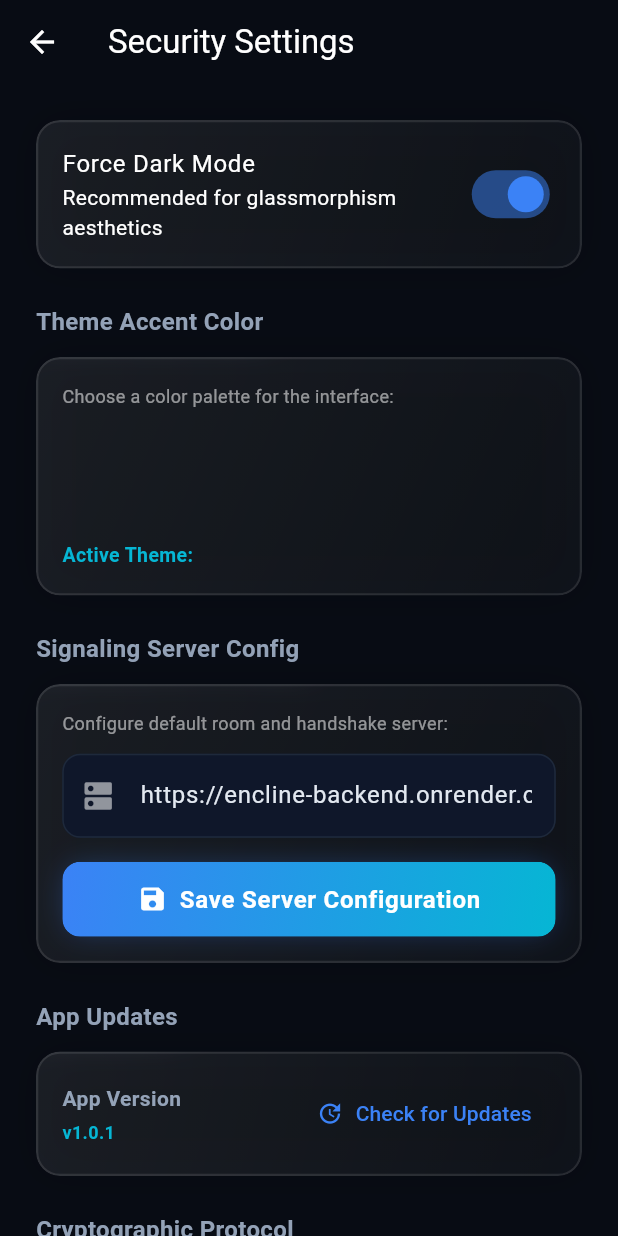
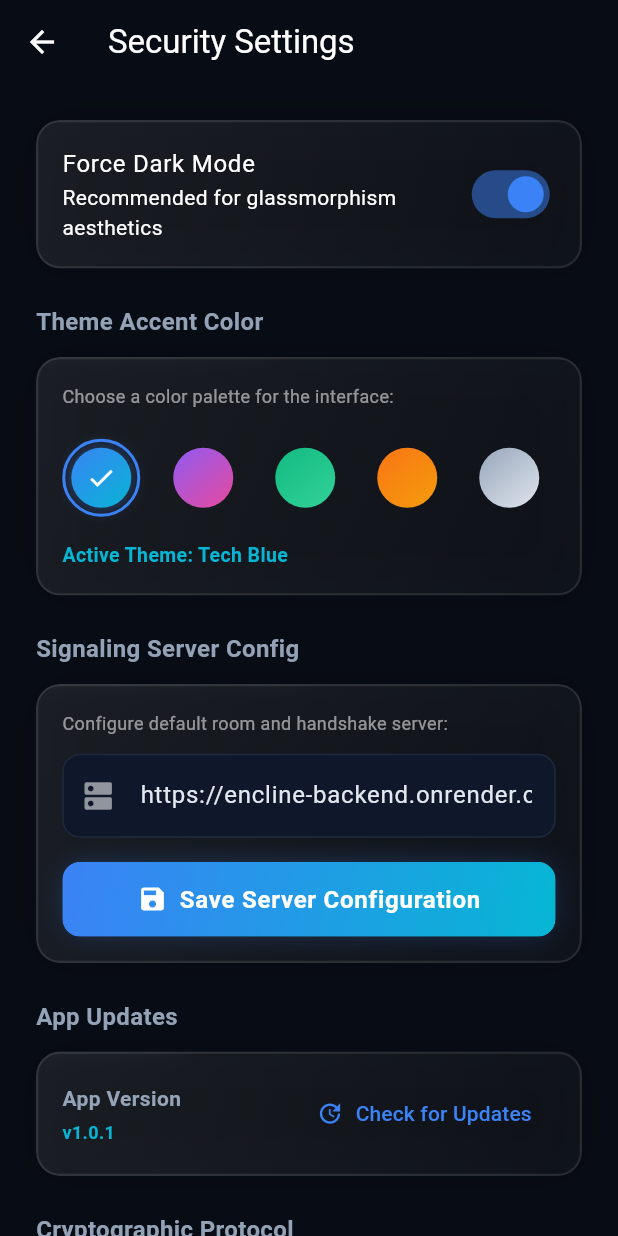
Before and after one commit to sunny200551/Encline, a Flutter app: the screen it shows after launch, after a tap on "Skip", after a tap on the "settings" icon, on a phone screen of 412 x 824 dp. Run offline on Flutter 3.47's test engine with Material 3 defaults, Android fonts, the phone set to English and light mode, and no system bars; our stand-ins replace permission_handler, qr_flutter, shared_preferences, socket_io_client; missing offline and left inert: cryptography, flutter_webrtc, mobile_scanner; network calls fail.

Commit message:
Fix compile-time const evaluation errors in splash screen and gradient button

```diff
--- a/frontend/lib/core/constants.dart
+++ b/frontend/lib/core/constants.dart
@@ -1,47 +1,139 @@
 import 'package:flutter/material.dart';
 
+class ThemePalette {
+  final String name;
+  final String displayName;
+  final Color background;
+  final Color surface;
+  final Color surfaceLight;
+  final Color primary;
+  final Color secondary;
+  final Color accent;
+
+  const ThemePalette({
+    required this.name,
+    required this.displayName,
+    required this.background,
+    required this.surface,
+    required this.surfaceLight,
+    required this.primary,
+    required this.secondary,
+    required this.accent,
+  });
+}
+
+class AppPalettes {
+  static const ThemePalette techBlue = ThemePalette(
+    name: 'techBlue',
+    displayName: 'Tech Blue',
+    background: Color(0xFF080C14),
+    surface: Color(0xFF0F172A),
+    surfaceLight: Color(0xFF1E293B),
+    primary: Color(0xFF3B82F6),
+    secondary: Color(0xFF06B6D4),
+    accent: Color(0xFF8B5CF6),
+  );
+
+  static const ThemePalette nebulaPurple = ThemePalette(
+    name: 'nebulaPurple',
+    displayName: 'Nebula Purple',
+    background: Color(0xFF0C0714),
+    surface: Color(0xFF180F2A),
+    surfaceLight: Color(0xFF291E3B),
+    primary: Color(0xFF8B5CF6),
+    secondary: Color(0xFFEC4899),
+    accent: Color(0xFF3B82F6),
+  );
+
+  static const ThemePalette emeraldMatrix = ThemePalette(
+    name: 'emeraldMatrix',
+    displayName: 'Emerald Matrix',
+    background: Color(0xFF050805),
+    surface: Color(0xFF0B140B),
+    surfaceLight: Color(0xFF172617),
+    primary: Color(0xFF10B981),
+    secondary: Color(0xFF34D399),
+    accent: Color(0xFF3B82F6),
+  );
+
+  static const ThemePalette sunsetOrange = ThemePalette(
+    name: 'sunsetOrange',
+    displayName: 'Sunset Orange',
+    background: Color(0xFF0F0B07),
+    surface: Color(0xFF1C130B),
+    surfaceLight: Color(0xFF2E2014),
+    primary: Color(0xFFF97316),
+    secondary: Color(0xFFF59E0B),
+    accent: Color(0xFFEF4444),
+  );
+
+  static const ThemePalette stealthObsidian = ThemePalette(
+    name: 'stealthObsidian',
+    displayName: 'Stealth Obsidian',
+    background: Color(0xFF0A0A0A),
+    surface: Color(0xFF171717),
+    surfaceLight: Color(0xFF262626),
+    primary: Color(0xFF94A3B8),
+    secondary: Color(0xFFE2E8F0),
+    accent: Color(0xFF64748B),
+  );
+
+  static const List<ThemePalette> all = [
+    techBlue,
+    nebulaPurple,
+    emeraldMatrix,
+    sunsetOrange,
+    stealthObsidian,
+  ];
+
+  static ThemePalette getByName(String name) {
+    return all.firstWhere((p) => p.name == name, orElse: () => techBlue);
+  }
+}
+
 class AppColors {
-  // Deep space dark theme colors
-  static const Color background = Color(0xFF080C14);
-  static const Color surface = Color(0xFF0F172A);
-  static const Color surfaceLight = Color(0xFF1E293B);
+  // Current values (mutated dynamically by ThemeController)
+  static Color background = AppPalettes.techBlue.background;
+  static Color surface = AppPalettes.techBlue.surface;
+  static Color surfaceLight = AppPalettes.techBlue.surfaceLight;
 
-  // Vibrant accents
-  static const Color primary = Color(0xFF3B82F6); // Tech Blue
-  static const Color secondary = Color(0xFF06B6D4); // Cyber Cyan
-  static const Color accent = Color(0xFF8B5CF6); // Nebula Purple
-  static const Color success = Color(0xFF10B981); // Emerald Green
-  static const Color warning = Color(0xFFF59E0B); // Warning Gold
-  static const Color error = Color(0xFFEF4444); // Neon Red
+  static Color primary = AppPalettes.techBlue.primary;
+  static Color secondary = AppPalettes.techBlue.secondary;
+  static Color accent = AppPalettes.techBlue.accent;
+
+  // Static constants (stay same across themes)
+  static const Color success = Color(0xFF10B981);      // Emerald Green
+  static const Color warning = Color(0xFFF59E0B);      // Warning Gold
+  static const Color error = Color(0xFFEF4444);        // Neon Red
 
   // Gradients
-  static const LinearGradient primaryGradient = LinearGradient(
+  static LinearGradient get primaryGradient => LinearGradient(
     colors: [primary, secondary],
     begin: Alignment.topLeft,
     end: Alignment.bottomRight,
   );
 
-  static const LinearGradient accentGradient = LinearGradient(
+  static LinearGradient get accentGradient => LinearGradient(
     colors: [accent, primary],
     begin: Alignment.topLeft,
     end: Alignment.bottomRight,
   );
 
-  static const LinearGradient warningGradient = LinearGradient(
+  static LinearGradient get warningGradient => LinearGradient(
     colors: [warning, error],
     begin: Alignment.topLeft,
     end: Alignment.bottomRight,
   );
 
-  static const LinearGradient darkCardGradient = LinearGradient(
-    colors: [Color(0x1F3B82F6), Color(0x0506B6D4)],
+  static LinearGradient get darkCardGradient => LinearGradient(
+    colors: [primary.withValues(alpha: 0.12), secondary.withValues(alpha: 0.02)],
     begin: Alignment.topLeft,
     end: Alignment.bottomRight,
   );
 }
 
 class AppGlow {
-  static List<BoxShadow> primaryGlow = [
+  static List<BoxShadow> get primaryGlow => [
     BoxShadow(
       color: AppColors.primary.withValues(alpha: 0.3),
       blurRadius: 16,
@@ -49,7 +141,7 @@ class AppGlow {
     ),
   ];
 
-  static List<BoxShadow> accentGlow = [
+  static List<BoxShadow> get accentGlow => [
     BoxShadow(
       color: AppColors.accent.withValues(alpha: 0.3),
       blurRadius: 16,
@@ -64,34 +156,22 @@ class AppTheme {
       useMaterial3: true,
       brightness: Brightness.dark,
       scaffoldBackgroundColor: AppColors.background,
-      colorScheme: const ColorScheme.dark(
+      colorScheme: ColorScheme.dark(
         primary: AppColors.primary,
         secondary: AppColors.secondary,
         surface: AppColors.surface,
         error: AppColors.error,
       ),
-      fontFamily: 'Roboto', // Default fallback, but using styled text
+      fontFamily: 'Roboto',
       textTheme: const TextTheme(
-        headlineLarge: TextStyle(
-          fontSize: 32,
-          fontWeight: FontWeight.bold,
-          letterSpacing: 1.5,
-          color: Colors.white,
-        ),
-        headlineMedium: TextStyle(
-          fontSize: 24,
-          fontWeight: FontWeight.bold,
-          letterSpacing: 1.0,
-          color: Colors.white,
-        ),
+        headlineLarge: TextStyle(fontSize: 32, fontWeight: FontWeight.bold, letterSpacing: 1.5, color: Colors.white),
+        headlineMedium: TextStyle(fontSize: 24, fontWeight: FontWeight.bold, letterSpacing: 1.0, color: Colors.white),
         bodyLarge: TextStyle(fontSize: 16, color: Color(0xFFE2E8F0)),
         bodyMedium: TextStyle(fontSize: 14, color: Color(0xFF94A3B8)),
       ),
-      cardTheme: const CardThemeData(
+      cardTheme: CardThemeData(
         color: AppColors.surface,
-        shape: RoundedRectangleBorder(
-          borderRadius: BorderRadius.all(Radius.circular(16)),
-        ),
+        shape: const RoundedRectangleBorder(borderRadius: BorderRadius.all(Radius.circular(16))),
         elevation: 0,
       ),
       inputDecorationTheme: InputDecorationTheme(
@@ -107,7 +187,7 @@ class AppTheme {
         ),
         focusedBorder: OutlineInputBorder(
           borderRadius: BorderRadius.circular(12),
-          borderSide: const BorderSide(color: AppColors.primary, width: 2),
+          borderSide: BorderSide(color: AppColors.primary, width: 2),
         ),
         labelStyle: const TextStyle(color: Color(0xFF94A3B8)),
       ),
--- a/frontend/lib/screens/splash_screen.dart
+++ b/frontend/lib/screens/splash_screen.dart
@@ -142,7 +142,7 @@ class _SplashScreenState extends State<SplashScreen> with SingleTickerProviderSt
                         const SizedBox(height: 24),
 
                         // App title
-                        const Text(
+                        Text(
                           "ENCLINE",
                           style: TextStyle(
                             fontSize: 38,
@@ -152,7 +152,7 @@ class _SplashScreenState extends State<SplashScreen> with SingleTickerProviderSt
                             shadows: [
                               Shadow(
                                 color: AppColors.secondary,
-                                offset: Offset(0, 0),
+                                offset: const Offset(0, 0),
                                 blurRadius: 12,
                               )
                             ],
--- a/frontend/lib/widgets/gradient_button.dart
+++ b/frontend/lib/widgets/gradient_button.dart
@@ -4,7 +4,7 @@ import '../core/constants.dart';
 class GradientButton extends StatelessWidget {
   final String text;
   final VoidCallback onPressed;
-  final Gradient gradient;
+  final Gradient? gradient;
   final List<BoxShadow>? glow;
   final IconData? icon;
   final bool isLoading;
@@ -13,7 +13,7 @@ class GradientButton extends StatelessWidget {
     Key? key,
     required this.text,
     required this.onPressed,
-    this.gradient = AppColors.primaryGradient,
+    this.gradient,
     this.glow,
     this.icon,
     this.isLoading = false,
@@ -21,10 +21,13 @@ class GradientButton extends StatelessWidget {
 
   @override
   Widget build(BuildContext context) {
+    final activeGradient = gradient ?? AppColors.primaryGradient;
+    final activeGlow = glow ?? AppGlow.primaryGlow;
+
     return Container(
       decoration: BoxDecoration(
         borderRadius: BorderRadius.circular(12),
-        boxShadow: glow ?? AppGlow.primaryGlow,
+        boxShadow: activeGlow,
       ),
       child: ClipRRect(
         borderRadius: BorderRadius.circular(12),
@@ -36,7 +39,7 @@ class GradientButton extends StatelessWidget {
             highlightColor: Colors.white.withOpacity(0.05),
             child: Ink(
               decoration: BoxDecoration(
-                gradient: gradient,
+                gradient: activeGradient,
                 borderRadius: BorderRadius.circular(12),
               ),
               child: Container(
```
